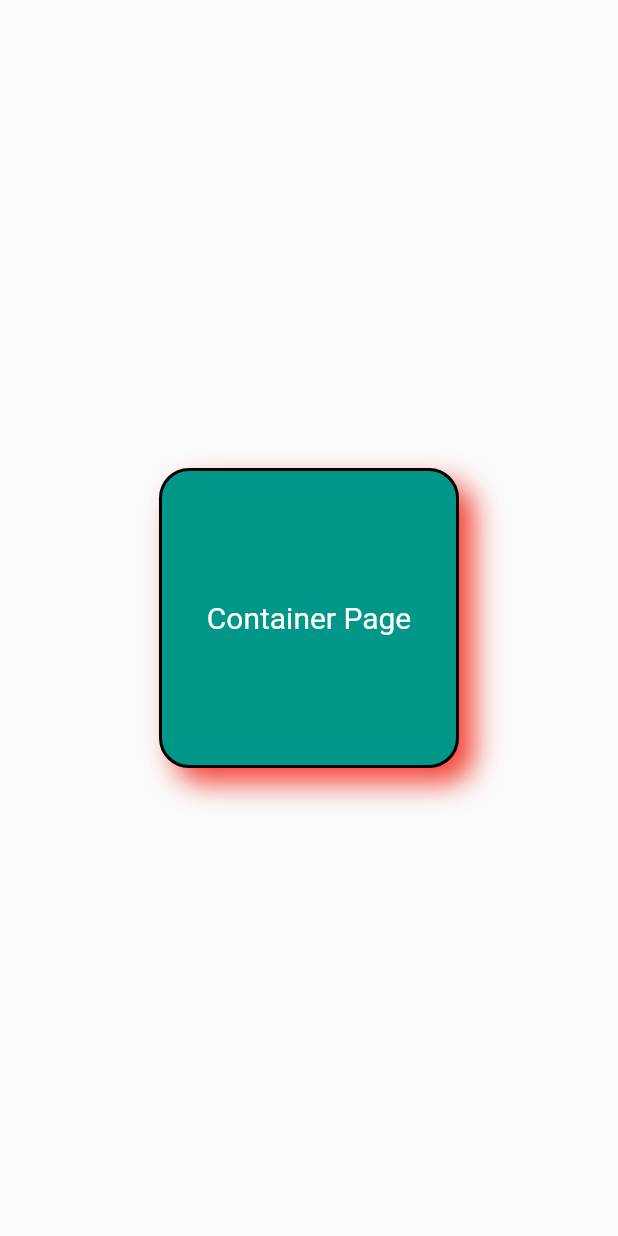
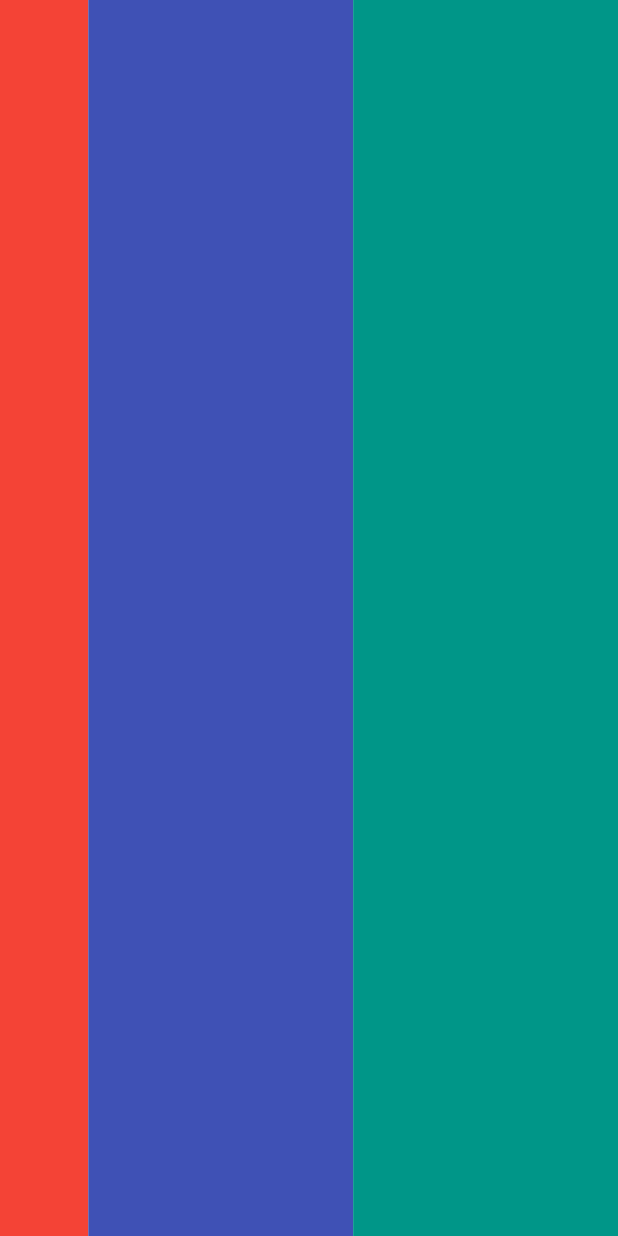
Before and after one commit to dkajolroy/flutter_widgets, a Flutter app: the screen it shows after launch, on a phone screen of 412 x 824 dp. Run offline on Flutter 3.47's test engine with Material 2 defaults, Android fonts, the phone set to English and light mode, and no system bars.

Commit message:
expanded

```diff
--- a/lib/main.dart
+++ b/lib/main.dart
@@ -1,5 +1,5 @@
 import 'package:flutter/material.dart';
-import 'package:flutter_application_01/widgets/container_widget.dart';
+import 'package:flutter_application_01/widgets/expended_widget.dart';
 
 void main() {
   runApp(const MyApp());
@@ -11,7 +11,7 @@ class MyApp extends StatelessWidget {
   @override
   Widget build(BuildContext context) {
     return const MaterialApp(
-      home: Container_widget(),
+      home: ExpendedWidget(),
     );
   }
 }
--- a/lib/widgets/container_widget.dart
+++ b/lib/widgets/container_widget.dart
@@ -1,7 +1,7 @@
 import 'package:flutter/material.dart';
 
-class Container_widget extends StatelessWidget {
-  const Container_widget({super.key});
+class ContainerWidget extends StatelessWidget {
+  const ContainerWidget({super.key});
 
   @override
   Widget build(BuildContext context) {
--- /dev/null
+++ b/lib/widgets/expended_widget.dart
@@ -0,0 +1,30 @@
+import 'package:flutter/material.dart';
+
+class ExpendedWidget extends StatelessWidget {
+  const ExpendedWidget({super.key});
+
+  @override
+  Widget build(BuildContext context) {
+    return Scaffold(
+        body: Row(
+      children: [
+        Expanded(
+          flex: 1,
+          child: Container(color: Colors.red),
+        ),
+        Expanded(
+          flex: 3,
+          child: Container(
+            color: Colors.indigo,
+          ),
+        ),
+        Expanded(
+          flex: 3,
+          child: Container(
+            color: Colors.teal,
+          ),
+        ),
+      ],
+    ));
+  }
+}
```
